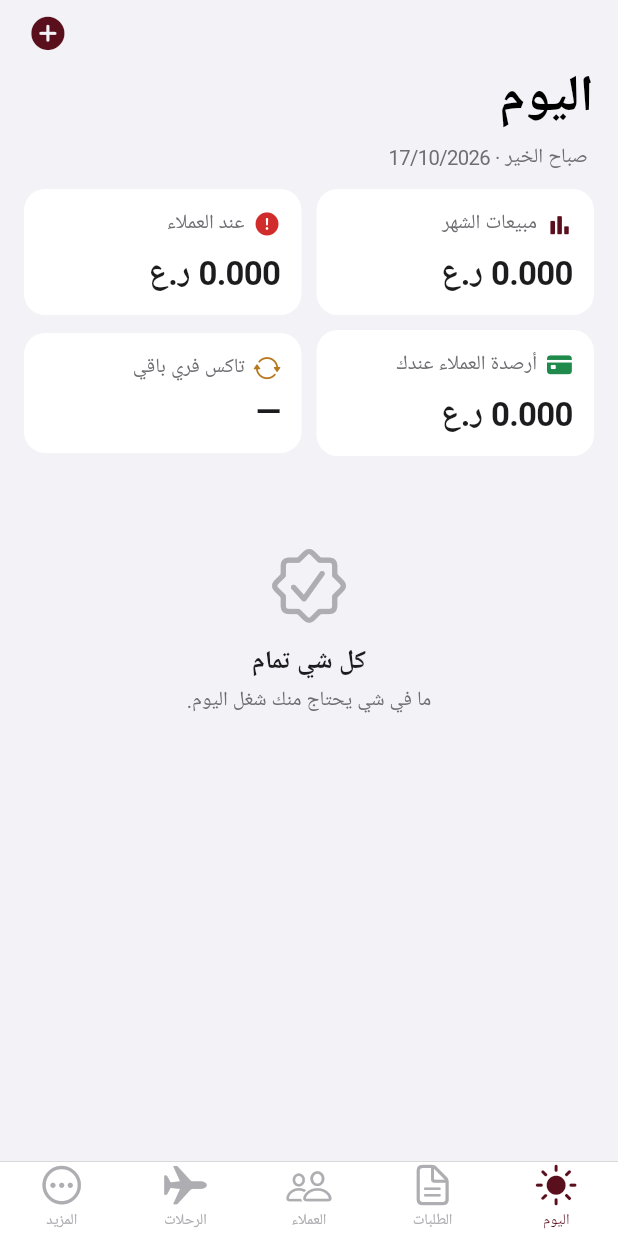
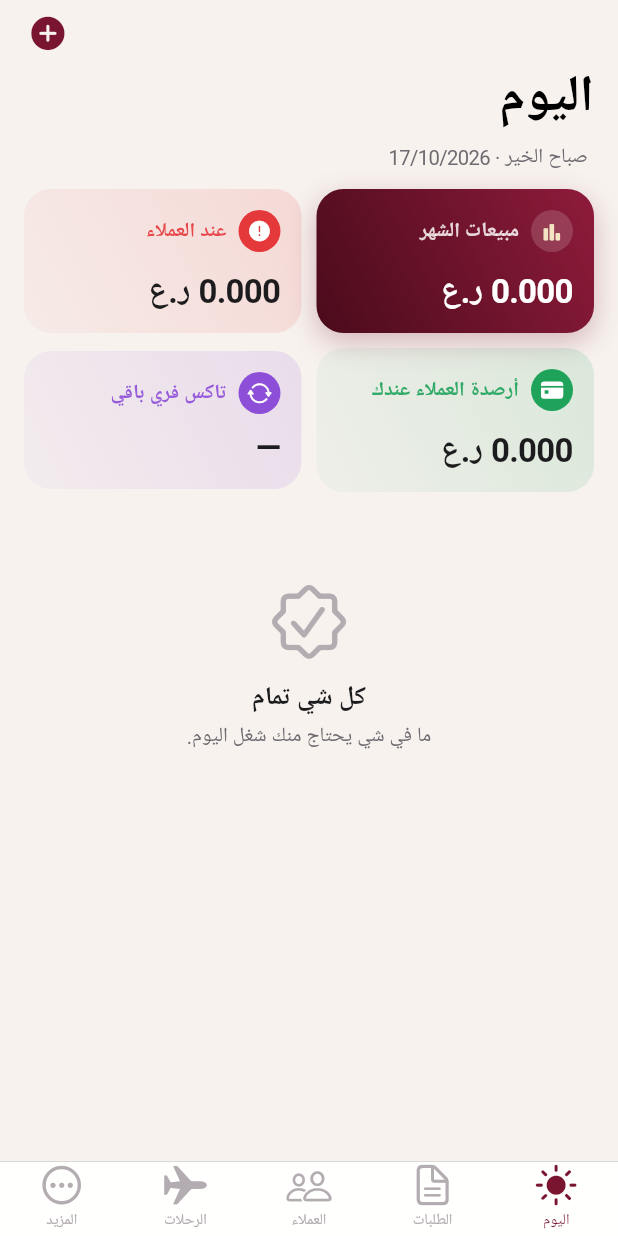
Before and after one commit to ghshopper/-gh-platform, a Flutter app: the screen it shows once a user with an empty profile is signed in, on a phone screen of 412 x 824 dp. Run offline on Flutter 3.47's test engine with Material 3 defaults, Android fonts, the phone set to English and light mode, and no system bars; our stand-ins replace image_picker, local_auth, pdf, printing, share_plus, shared_preferences and 1 more; accounts and stored records are empty; network calls fail.

Commit message:
Livelier colours, price entry in EUR/AED with commission, quoted price on items
Co-Authored-By: Claude Opus 5.5 <noreply@anthropic.com>
Claude-Session: https://claude.ai/code/session_01PsNBSDAgL63NENXEdRhdq4

```diff
--- a/lib/data/store.dart
+++ b/lib/data/store.dart
@@ -262,6 +262,7 @@ class Store extends ChangeNotifier {
     String? brand,
     String? details,
     required double price,
+    Map<String, dynamic> pricing = const {},
   }) {
     return _write(() async {
       final data = {
@@ -269,6 +270,7 @@ class Store extends ChangeNotifier {
         'brand': brand,
         'details': details,
         'price': price,
+        ...pricing,
       };
       if (id == null) {
         await _db.from('gh_order_items').insert({...data, 'order_id': orderId});
--- a/lib/models.dart
+++ b/lib/models.dart
@@ -320,6 +320,9 @@ class OrderItem {
     this.purchasePlace,
     this.taxFreePct,
     this.taxFreeReceived = false,
+    this.listPrice,
+    this.listCurrency,
+    this.commissionPct,
     this.photoPath,
     this.receiptPath,
     this.purchasedAt,
@@ -342,6 +345,10 @@ class OrderItem {
   final PurchasePlace? purchasePlace;
   final double? taxFreePct;
   final bool taxFreeReceived;
+  /// Price as quoted to the customer in a foreign currency (private).
+  final double? listPrice;
+  final String? listCurrency;
+  final double? commissionPct;
   final String? photoPath;
   final String? receiptPath;
   final DateTime? purchasedAt;
@@ -378,6 +385,9 @@ class OrderItem {
         purchasePlace: purchasePlaceFrom(m['purchase_place'] as String?),
         taxFreePct: _dn(m['tax_free_pct']),
         taxFreeReceived: m['tax_free_received'] == true,
+        listPrice: _dn(m['list_price']),
+        listCurrency: _s(m['list_currency']),
+        commissionPct: _dn(m['commission_pct']),
         photoPath: _s(m['photo_path']),
         receiptPath: _s(m['receipt_path']),
         purchasedAt: _dt(m['purchased_at']),
--- a/lib/pages/customers_page.dart
+++ b/lib/pages/customers_page.dart
@@ -141,7 +141,7 @@ class CustomerDetailPage extends StatelessWidget {
               child: Row(
                 children: [
                   Expanded(
-                      child: StatCard(label: 'المشتريات', value: omr(total))),
+                      child: StatCard(label: 'المشتريات', value: omr(total), hero: true, icon: CupertinoIcons.bag_fill)),
                   const SizedBox(width: 10),
                   Expanded(
                       child: StatCard(
--- a/lib/pages/more_page.dart
+++ b/lib/pages/more_page.dart
@@ -220,7 +220,7 @@ class _SummaryPageState extends State<SummaryPage> {
             Padding(
               padding: const EdgeInsets.fromLTRB(16, 14, 16, 0),
               child: Row(children: [
-                Expanded(child: StatCard(label: 'المبيعات', value: omr(sales))),
+                Expanded(child: StatCard(label: 'المبيعات', value: omr(sales), hero: true, icon: CupertinoIcons.chart_bar_alt_fill)),
                 const SizedBox(width: 10),
                 Expanded(
                     child: StatCard(
--- a/lib/pages/today_page.dart
+++ b/lib/pages/today_page.dart
@@ -88,6 +88,7 @@ class TodayPage extends StatelessWidget {
                     Expanded(
                         child: StatCard(
                             icon: CupertinoIcons.chart_bar_alt_fill,
+                            hero: true,
                             label: 'مبيعات الشهر',
                             value: omr(sales))),
                     const SizedBox(width: 10),
@@ -110,7 +111,7 @@ class TodayPage extends StatelessWidget {
                     Expanded(
                         child: StatCard(
                             icon: CupertinoIcons.arrow_2_circlepath,
-                            color: GH.amber,
+                            color: GH.purple,
                             label: 'تاكس فري باقي',
                             value: taxFree.isEmpty
                                 ? '—'
--- a/lib/pages/trips_page.dart
+++ b/lib/pages/trips_page.dart
@@ -165,13 +165,13 @@ class _TripDetailPageState extends State<TripDetailPage> {
               child: Column(
                 children: [
                   Row(children: [
-                    Expanded(child: StatCard(label: 'المبيعات', value: omr(s.sales))),
+                    Expanded(child: StatCard(label: 'المبيعات', value: omr(s.sales), hero: true, icon: CupertinoIcons.chart_bar_alt_fill)),
                     const SizedBox(width: 10),
-                    Expanded(child: StatCard(label: 'المشتريات', value: omr(s.cost))),
+                    Expanded(child: StatCard(label: 'المشتريات', value: omr(s.cost), color: GH.amber, icon: CupertinoIcons.bag_fill)),
                   ]),
                   const SizedBox(height: 10),
                   Row(children: [
-                    Expanded(child: StatCard(label: 'مصاريف الرحلة', value: omr(s.spent))),
+                    Expanded(child: StatCard(label: 'مصاريف الرحلة', value: omr(s.spent), color: GH.blue, icon: CupertinoIcons.airplane)),
                     const SizedBox(width: 10),
                     Expanded(
                         child: StatCard(
--- a/lib/ui/colors.dart
+++ b/lib/ui/colors.dart
@@ -1,25 +1,54 @@
 import 'package:flutter/cupertino.dart';
 
-/// GH Shopper palette on an iOS grouped-background base.
+/// GH Shopper palette: brand burgundy & gold on a warm, lively iOS base.
 class GH {
-  static const burgundy = Color(0xFF5A0F1C);
-  static const gold = Color(0xFFB08A45);
-  static const sand = Color(0xFFEAD7C0);
+  static const burgundy = Color(0xFF7A1530);
+  static const burgundyDeep = Color(0xFF4A0B1B);
+  static const rose = Color(0xFFC2415F);
+  static const gold = Color(0xFFC79A4B);
+  static const goldLight = Color(0xFFF3E3C3);
+  static const sand = Color(0xFFF6E9DA);
 
-  // iOS / Shopify-like neutrals
-  static const bg = Color(0xFFF2F2F7); // systemGroupedBackground
+  // Warm iOS / Shopify-like neutrals
+  static const bg = Color(0xFFF7F2EE);
   static const card = Color(0xFFFFFFFF);
-  static const separator = Color(0xFFE5E5EA);
+  static const separator = Color(0xFFEDE6E1);
   static const label = Color(0xFF1C1C1E);
-  static const secondary = Color(0xFF6D6D72);
-  static const tertiary = Color(0xFFAEAEB2);
+  static const secondary = Color(0xFF6E6A70);
+  static const tertiary = Color(0xFFB3ADB2);
 
-  static const green = Color(0xFF1F8A4C);
-  static const red = Color(0xFFD12C2C);
-  static const amber = Color(0xFFB7791F);
+  // Lively accents
+  static const green = Color(0xFF1FA35B);
+  static const red = Color(0xFFE5383B);
+  static const amber = Color(0xFFF08C00);
+  static const blue = Color(0xFF2F7CF6);
+  static const purple = Color(0xFF8E4FD8);
+  static const teal = Color(0xFF13A8A8);
+  static const pink = Color(0xFFE5508C);
 
-  static const statusRequested = Color(0xFF8E8E93);
-  static const statusPurchased = Color(0xFFB7791F);
-  static const statusArrived = Color(0xFF2E7D5B);
-  static const statusDelivered = Color(0xFF5A0F1C);
+  static const statusRequested = Color(0xFF2F7CF6); // blue
+  static const statusPurchased = Color(0xFFF08C00); // orange
+  static const statusArrived = Color(0xFF1FA35B); // green
+  static const statusDelivered = Color(0xFF8E4FD8); // purple
+
+  static const brandGradient = LinearGradient(
+    begin: AlignmentDirectional.topStart,
+    end: AlignmentDirectional.bottomEnd,
+    colors: [Color(0xFF8E1B3A), Color(0xFF4A0B1B)],
+  );
+
+  /// Friendly avatar colours, picked by name.
+  static const avatars = [
+    Color(0xFF7A1530),
+    Color(0xFFC79A4B),
+    Color(0xFF2F7CF6),
+    Color(0xFF1FA35B),
+    Color(0xFF8E4FD8),
+    Color(0xFFE5508C),
+    Color(0xFF13A8A8),
+    Color(0xFFF08C00),
+  ];
+
+  static Color avatarFor(String name) =>
+      avatars[name.runes.fold<int>(0, (s, r) => s + r) % avatars.length];
 }
--- a/lib/ui/kit.dart
+++ b/lib/ui/kit.dart
@@ -443,21 +443,29 @@ class Avatar extends StatelessWidget {
   @override
   Widget build(BuildContext context) {
     final letter = name.trim().isEmpty ? '؟' : name.trim()[0];
+    final c = GH.avatarFor(name.trim());
     return Container(
       width: size,
       height: size,
       alignment: Alignment.center,
-      decoration: const BoxDecoration(color: GH.sand, shape: BoxShape.circle),
+      decoration: BoxDecoration(
+        shape: BoxShape.circle,
+        gradient: LinearGradient(
+          begin: Alignment.topCenter,
+          end: Alignment.bottomCenter,
+          colors: [Color.lerp(c, CupertinoColors.white, 0.18)!, c],
+        ),
+      ),
       child: Text(letter,
           style: TextStyle(
               fontSize: size * 0.42,
-              fontWeight: FontWeight.w600,
-              color: GH.burgundy)),
+              fontWeight: FontWeight.w700,
+              color: CupertinoColors.white)),
     );
   }
 }
 
-/// A big number card for dashboards.
+/// A big number card for dashboards. [hero] paints it in the brand gradient.
 class StatCard extends StatelessWidget {
   const StatCard(
       {super.key,
@@ -465,39 +473,75 @@ class StatCard extends StatelessWidget {
       required this.value,
       this.icon,
       this.color = GH.burgundy,
+      this.hero = false,
       this.onTap});
 
   final String label;
   final String value;
   final IconData? icon;
   final Color color;
+  final bool hero;
   final VoidCallback? onTap;
 
   @override
   Widget build(BuildContext context) {
+    final fg = hero ? CupertinoColors.white : GH.label;
     return GestureDetector(
       onTap: onTap,
       child: Container(
         padding: const EdgeInsets.all(14),
         decoration: BoxDecoration(
-          color: GH.card,
-          borderRadius: BorderRadius.circular(14),
+          gradient: hero
+              ? GH.brandGradient
+              : LinearGradient(
+                  begin: AlignmentDirectional.topStart,
+                  end: AlignmentDirectional.bottomEnd,
+                  colors: [color.withAlpha(34), color.withAlpha(10)],
+                ),
+          color: hero ? null : GH.card,
+          borderRadius: BorderRadius.circular(18),
+          boxShadow: hero
+              ? [
+                  BoxShadow(
+                      color: GH.burgundy.withAlpha(70),
+                      blurRadius: 16,
+                      offset: const Offset(0, 6))
+                ]
+              : null,
         ),
         child: Column(
           crossAxisAlignment: CrossAxisAlignment.start,
           children: [
             Row(
               children: [
-                if (icon != null) Icon(icon, size: 18, color: color),
-                if (icon != null) const SizedBox(width: 6),
-                Expanded(child: Text(label, style: T.sub)),
+                if (icon != null)
+                  Container(
+                    width: 28,
+                    height: 28,
+                    decoration: BoxDecoration(
+                      color: hero ? CupertinoColors.white.withAlpha(40) : color,
+                      shape: BoxShape.circle,
+                    ),
+                    child: Icon(icon,
+                        size: 16,
+                        color: hero ? GH.goldLight : CupertinoColors.white),
+                  ),
+                if (icon != null) const SizedBox(width: 8),
+                Expanded(
+                    child: Text(label,
+                        style: T.sub.copyWith(
+                            color: hero
+                                ? CupertinoColors.white.withAlpha(210)
+                                : color.withAlpha(230),
+                            fontWeight: FontWeight.w600))),
               ],
             ),
-            const SizedBox(height: 8),
+            const SizedBox(height: 10),
             FittedBox(
               fit: BoxFit.scaleDown,
               alignment: AlignmentDirectional.centerStart,
-              child: Text(value, style: T.big.copyWith(fontSize: 22)),
+              child: Text(value,
+                  style: T.big.copyWith(fontSize: 22, color: fg)),
             ),
           ],
         ),
@@ -521,11 +565,23 @@ class PrimaryButton extends StatelessWidget {
   Widget build(BuildContext context) {
     return SizedBox(
       height: 50,
-      child: CupertinoButton(
+      child: DecoratedBox(
+        decoration: BoxDecoration(
+          gradient: onPressed == null || busy ? null : GH.brandGradient,
+          color: onPressed == null || busy ? const Color(0xFFD9C3C8) : null,
+          borderRadius: BorderRadius.circular(14),
+          boxShadow: onPressed == null || busy
+              ? null
+              : [
+                  BoxShadow(
+                      color: GH.burgundy.withAlpha(60),
+                      blurRadius: 12,
+                      offset: const Offset(0, 4))
+                ],
+        ),
+        child: CupertinoButton(
         padding: const EdgeInsets.symmetric(horizontal: 16),
-        color: GH.burgundy,
-        disabledColor: const Color(0xFFC7A9AE),
-        borderRadius: BorderRadius.circular(12),
+        borderRadius: BorderRadius.circular(14),
         onPressed: busy ? null : onPressed,
         child: busy
             ? const CupertinoActivityIndicator(color: CupertinoColors.white)
@@ -543,6 +599,7 @@ class PrimaryButton extends StatelessWidget {
                           color: CupertinoColors.white)),
                 ],
               ),
+        ),
       ),
     );
   }
```
Also changed, not shown: lib/pages/item_pages.dart (+15 -6 lines), lib/pages/order_detail_page.dart (+9 -0 lines), lib/pages/order_form_page.dart (+8 -8 lines), lib/pages/price_entry.dart (added, +146 -0 lines), 1 other file.
